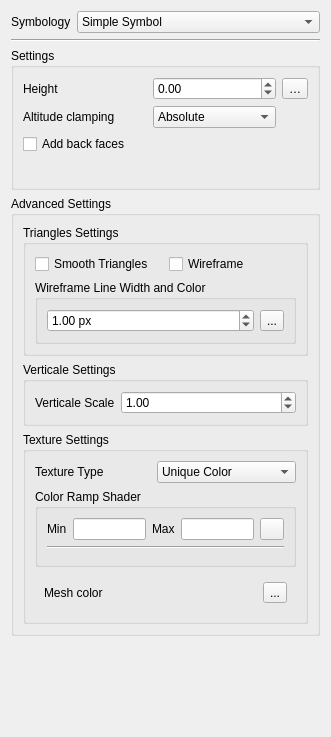
Qt form src/ui/3d/mesh3dsymbolwidget.ui (qgis/QGIS) before a commit.
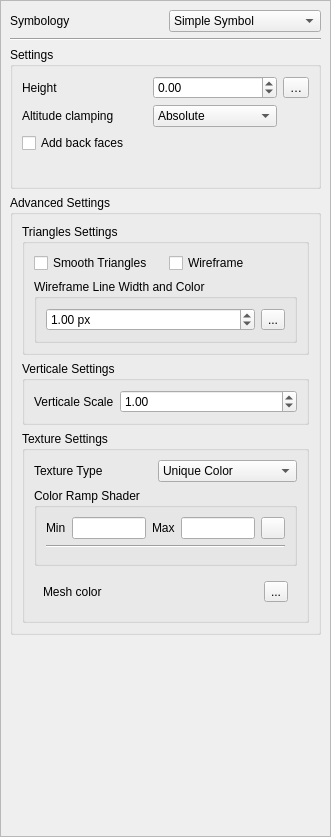
The same form after that commit. Icons and pictures are not drawn. Custom widgets are drawn as their Qt base class.

```diff
--- a/src/ui/3d/mesh3dsymbolwidget.ui
+++ b/src/ui/3d/mesh3dsymbolwidget.ui
@@ -7,21 +7,74 @@
     <x>0</x>
     <y>0</y>
     <width>331</width>
-    <height>737</height>
+    <height>837</height>
    </rect>
   </property>
   <property name="windowTitle">
    <string>Form</string>
   </property>
-  <layout class="QFormLayout" name="formLayout_2">
-   <item row="1" column="0" colspan="2">
+  <layout class="QVBoxLayout" name="verticalLayout">
+   <property name="leftMargin">
+    <number>0</number>
+   </property>
+   <property name="topMargin">
+    <number>0</number>
+   </property>
+   <property name="rightMargin">
+    <number>0</number>
+   </property>
+   <property name="bottomMargin">
+    <number>0</number>
+   </property>
+   <item>
+    <widget class="QScrollArea" name="scrollArea">
+     <property name="widgetResizable">
+      <bool>true</bool>
+     </property>
+     <widget class="QWidget" name="scrollAreaWidgetContents">
+      <property name="geometry">
+       <rect>
+        <x>0</x>
+        <y>0</y>
+        <width>329</width>
+        <height>835</height>
+       </rect>
+      </property>
+      <layout class="QGridLayout" name="gridLayout">
+       <item row="0" column="1">
+        <widget class="QComboBox" name="mComboBoxSymbologyType">
+         <item>
+          <property name="text">
+           <string>Simple Symbol</string>
+          </property>
+         </item>
+         <item>
+          <property name="text">
+           <string>Advanced Symbol</string>
+          </property>
+         </item>
+        </widget>
+       </item>
+       <item row="3" column="0" colspan="2">
     <widget class="Line" name="line">
+         <property name="minimumSize">
+          <size>
+           <width>0</width>
+           <height>0</height>
+          </size>
+         </property>
+         <property name="baseSize">
+          <size>
+           <width>0</width>
+           <height>0</height>
+          </size>
+         </property>
      <property name="orientation">
       <enum>Qt::Horizontal</enum>
      </property>
     </widget>
    </item>
-   <item row="2" column="0" colspan="2">
+       <item row="4" column="0" colspan="2">
     <widget class="QGroupBox" name="mGroupBoxSimpleSettings">
      <property name="title">
       <string>Settings</string>
@@ -92,7 +145,27 @@
      </layout>
     </widget>
    </item>
-   <item row="3" column="0" colspan="2">
+       <item row="6" column="0">
+        <spacer name="verticalSpacer">
+         <property name="orientation">
+          <enum>Qt::Vertical</enum>
+         </property>
+         <property name="sizeHint" stdset="0">
+          <size>
+           <width>20</width>
+           <height>40</height>
+          </size>
+         </property>
+        </spacer>
+       </item>
+       <item row="0" column="0">
+        <widget class="QLabel" name="label_8">
+         <property name="text">
+          <string>Symbology</string>
+         </property>
+        </widget>
+       </item>
+       <item row="5" column="0" colspan="2">
     <widget class="QGroupBox" name="mGroupBoxAdvancedSettings">
      <property name="title">
       <string>Advanced Settings</string>
@@ -301,38 +374,8 @@
      </layout>
     </widget>
    </item>
-   <item row="4" column="1">
-    <spacer name="verticalSpacer">
-     <property name="orientation">
-      <enum>Qt::Vertical</enum>
-     </property>
-     <property name="sizeHint" stdset="0">
-      <size>
-       <width>20</width>
-       <height>40</height>
-      </size>
-     </property>
-    </spacer>
-   </item>
-   <item row="0" column="0">
-    <widget class="QLabel" name="label_8">
-     <property name="text">
-      <string>Symbology</string>
-     </property>
-    </widget>
-   </item>
-   <item row="0" column="1">
-    <widget class="QComboBox" name="mComboBoxSymbologyType">
-     <item>
-      <property name="text">
-       <string>Simple Symbol</string>
-      </property>
-     </item>
-     <item>
-      <property name="text">
-       <string>Advanced Symbol</string>
-      </property>
-     </item>
+      </layout>
+     </widget>
     </widget>
    </item>
   </layout>
```
Lines whose indentation alone changed are shown as unchanged.
